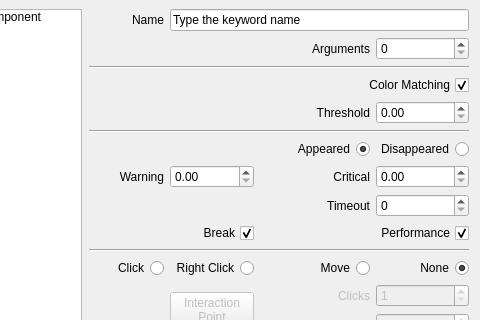
The window that alyvix/extra/robotide/qt_ui/alyvix_image_finder_properties_view.ui (alyvix/alyvix) describes before a commit, drawn with Qt 5; both pictures show x 84 to 564 and y 0 to 320 of the 564 by 512 pixel window.
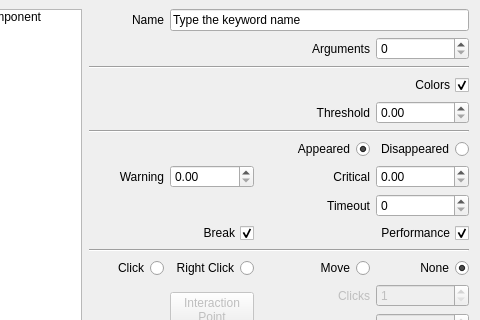
The same window after the commit.

What changed in the file:
```diff
--- a/alyvix/extra/robotide/qt_ui/alyvix_image_finder_properties_view.ui
+++ b/alyvix/extra/robotide/qt_ui/alyvix_image_finder_properties_view.ui
@@ -615,7 +615,7 @@
         <enum>Qt::RightToLeft</enum>
        </property>
        <property name="text">
-        <string>Color Matching</string>
+        <string>Colors</string>
        </property>
        <property name="checked">
         <bool>true</bool>
```
Left out of the diff: 2 changed lines with no effect on the pictures.
